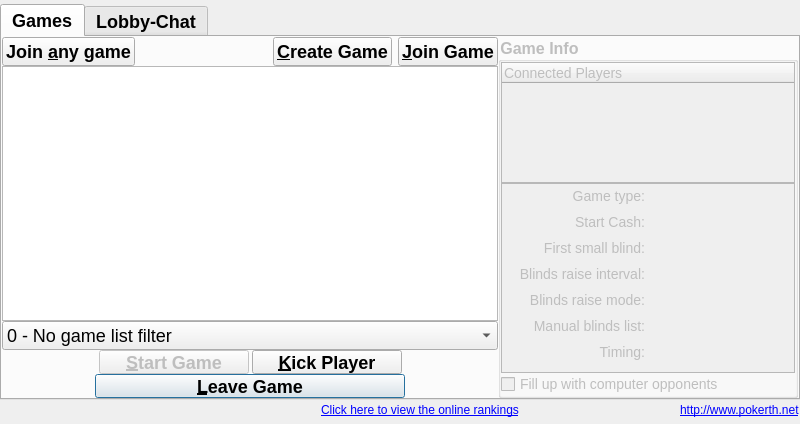
First picture: the form in src/gui/qt/gui_800x480/gamelobbydialog_800x480.ui, repository pokerth/pokerth, before the edit.
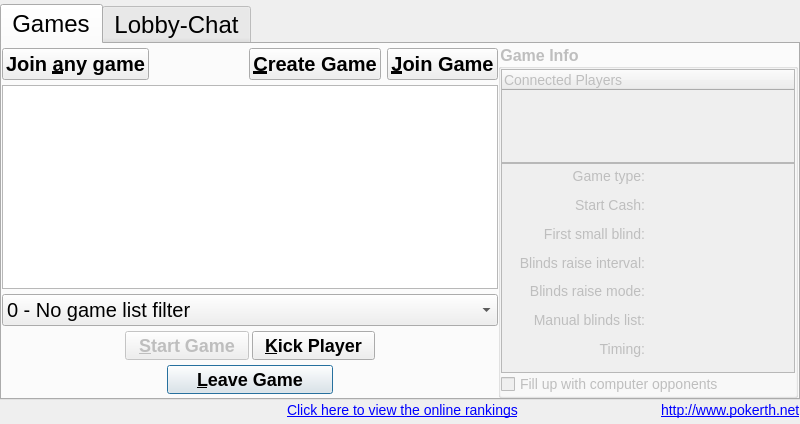
Second picture: the form after the edit. Icons and pictures are not drawn.

```diff
--- a/src/gui/qt/gui_800x480/gamelobbydialog_800x480.ui
+++ b/src/gui/qt/gui_800x480/gamelobbydialog_800x480.ui
@@ -10,6 +10,12 @@
     <height>424</height>
    </rect>
   </property>
+  <property name="sizePolicy">
+   <sizepolicy hsizetype="MinimumExpanding" vsizetype="MinimumExpanding">
+    <horstretch>0</horstretch>
+    <verstretch>0</verstretch>
+   </sizepolicy>
+  </property>
   <property name="minimumSize">
    <size>
     <width>800</width>
@@ -44,7 +50,7 @@
       </size>
      </property>
      <property name="styleSheet">
-      <string notr="true">QObject {font: bold 18px}</string>
+      <string notr="true">QObject {font: 24px}</string>
      </property>
      <property name="currentIndex">
       <number>0</number>
@@ -67,9 +73,18 @@
         <layout class="QHBoxLayout" name="horizontalLayout_3">
          <item>
           <layout class="QGridLayout" name="gridLayout_3">
-           <property name="spacing">
+           <property name="topMargin">
+            <number>4</number>
+           </property>
+           <property name="bottomMargin">
+            <number>4</number>
+           </property>
+           <property name="horizontalSpacing">
             <number>0</number>
            </property>
+           <property name="verticalSpacing">
+            <number>5</number>
+           </property>
            <item row="4" column="0">
             <layout class="QHBoxLayout">
              <property name="spacing">
@@ -112,18 +127,6 @@
                  <verstretch>0</verstretch>
                 </sizepolicy>
                </property>
-               <property name="minimumSize">
-                <size>
-                 <width>310</width>
-                 <height>24</height>
-                </size>
-               </property>
-               <property name="maximumSize">
-                <size>
-                 <width>300</width>
-                 <height>24</height>
-                </size>
-               </property>
                <property name="styleSheet">
                 <string notr="true">QObject {font: bold 18px}</string>
                </property>
@@ -186,18 +189,6 @@
                  <verstretch>0</verstretch>
                 </sizepolicy>
                </property>
-               <property name="minimumSize">
-                <size>
-                 <width>150</width>
-                 <height>24</height>
-                </size>
-               </property>
-               <property name="maximumSize">
-                <size>
-                 <width>150</width>
-                 <height>24</height>
-                </size>
-               </property>
                <property name="styleSheet">
                 <string notr="true">QObject {font: bold 18px}</string>
                </property>
@@ -234,18 +225,6 @@
                  <verstretch>0</verstretch>
                 </sizepolicy>
                </property>
-               <property name="minimumSize">
-                <size>
-                 <width>150</width>
-                 <height>24</height>
-                </size>
-               </property>
-               <property name="maximumSize">
-                <size>
-                 <width>150</width>
-                 <height>24</height>
-                </size>
-               </property>
                <property name="styleSheet">
                 <string notr="true">QObject {font: bold 18px}</string>
                </property>
@@ -288,7 +267,7 @@
               </size>
              </property>
              <property name="styleSheet">
-              <string notr="true">QObject {font: 18px}</string>
+              <string notr="true">QObject {font: 20px}</string>
              </property>
              <item>
               <property name="text">
@@ -345,7 +324,7 @@
                 </size>
                </property>
                <property name="styleSheet">
-                <string notr="true">QObject {font: bold 18px}</string>
+                <string notr="true">QObject {font: bold 20px}</string>
                </property>
                <property name="text">
                 <string>Join &amp;any game</string>
@@ -384,7 +363,7 @@
                 </size>
                </property>
                <property name="styleSheet">
-                <string notr="true">QObject {font: bold 18px}</string>
+                <string notr="true">QObject {font: bold 20px}</string>
                </property>
                <property name="text">
                 <string>&amp;Create Game</string>
@@ -410,7 +389,7 @@
                 </size>
                </property>
                <property name="styleSheet">
-                <string notr="true">QObject {font: bold 18px}</string>
+                <string notr="true">QObject {font: bold 20px}</string>
                </property>
                <property name="text">
                 <string>&amp;Join Game</string>
@@ -434,9 +413,6 @@
              <property name="contextMenuPolicy">
               <enum>Qt::CustomContextMenu</enum>
              </property>
-             <property name="styleSheet">
-              <string notr="true">QObject { font: 18px; } QTreeView::item { font: 16px;  }</string>
-             </property>
              <property name="horizontalScrollBarPolicy">
               <enum>Qt::ScrollBarAlwaysOff</enum>
              </property>
@@ -533,7 +509,7 @@
               <property name="minimumSize">
                <size>
                 <width>252</width>
-                <height>190</height>
+                <height>210</height>
                </size>
               </property>
               <property name="styleSheet">
@@ -548,7 +524,7 @@
                  <x>0</x>
                  <y>0</y>
                  <width>292</width>
-                 <height>186</height>
+                 <height>206</height>
                 </rect>
                </property>
                <layout class="QGridLayout" name="gridLayout">
@@ -1041,7 +1017,7 @@
        <item>
         <widget class="QLabel" name="label_connectedPlayersCounter">
          <property name="styleSheet">
-          <string notr="true">QObject {font: 12px}</string>
+          <string notr="true">QObject {font: 14px}</string>
          </property>
          <property name="text">
           <string/>
@@ -1057,7 +1033,7 @@
           </sizepolicy>
          </property>
          <property name="styleSheet">
-          <string notr="true">QObject {font: 12px}</string>
+          <string notr="true">QObject {font: 14px}</string>
          </property>
          <property name="text">
           <string/>
@@ -1067,7 +1043,7 @@
        <item>
         <widget class="QLabel" name="label_runningGamesCounter">
          <property name="styleSheet">
-          <string notr="true">QObject {font: 12px}</string>
+          <string notr="true">QObject {font: 14px}</string>
          </property>
          <property name="text">
           <string/>
@@ -1092,7 +1068,7 @@
      <item>
       <widget class="QLabel" name="label">
        <property name="styleSheet">
-        <string notr="true">QObject {font: 12px}</string>
+        <string notr="true">QObject {font: 14px}</string>
        </property>
        <property name="text">
         <string>&lt;!DOCTYPE HTML PUBLIC &quot;-//W3C//DTD HTML 4.0//EN&quot; &quot;http://www.w3.org/TR/REC-html40/strict.dtd&quot;&gt;
@@ -1125,7 +1101,7 @@
      <item>
       <widget class="QLabel" name="label_pokerthDotNet">
        <property name="styleSheet">
-        <string notr="true">QObject {font: 12px}</string>
+        <string notr="true">QObject {font: 14px}</string>
        </property>
        <property name="text">
         <string>&lt;!DOCTYPE HTML PUBLIC &quot;-//W3C//DTD HTML 4.0//EN&quot; &quot;http://www.w3.org/TR/REC-html40/strict.dtd&quot;&gt;
```
